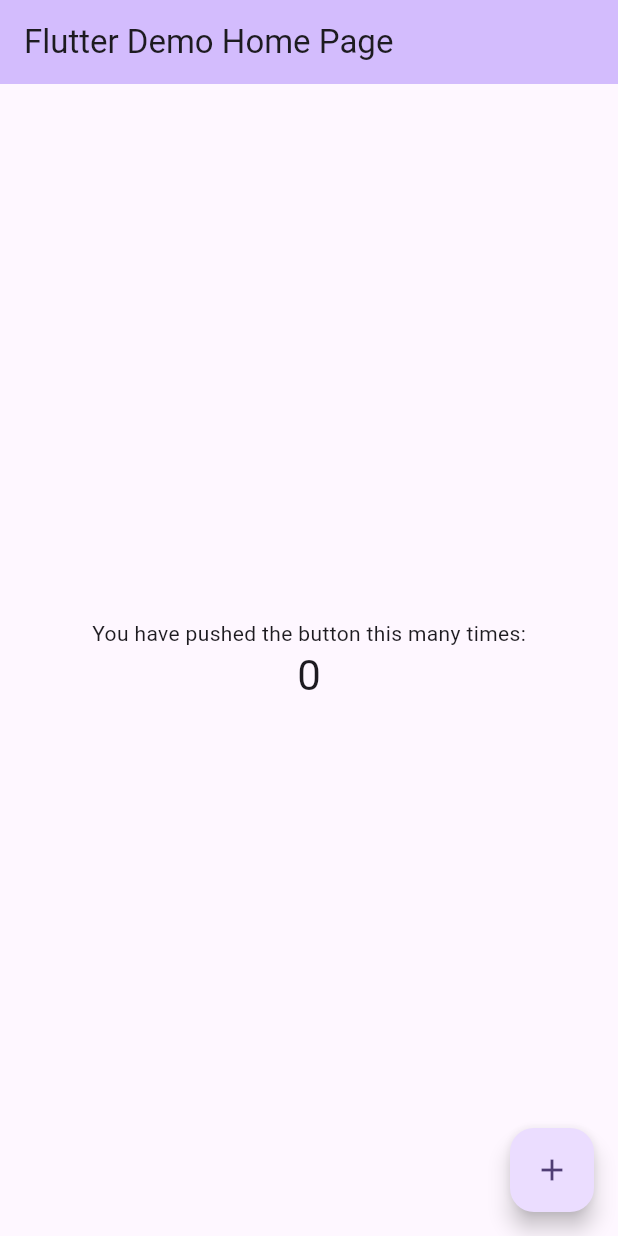
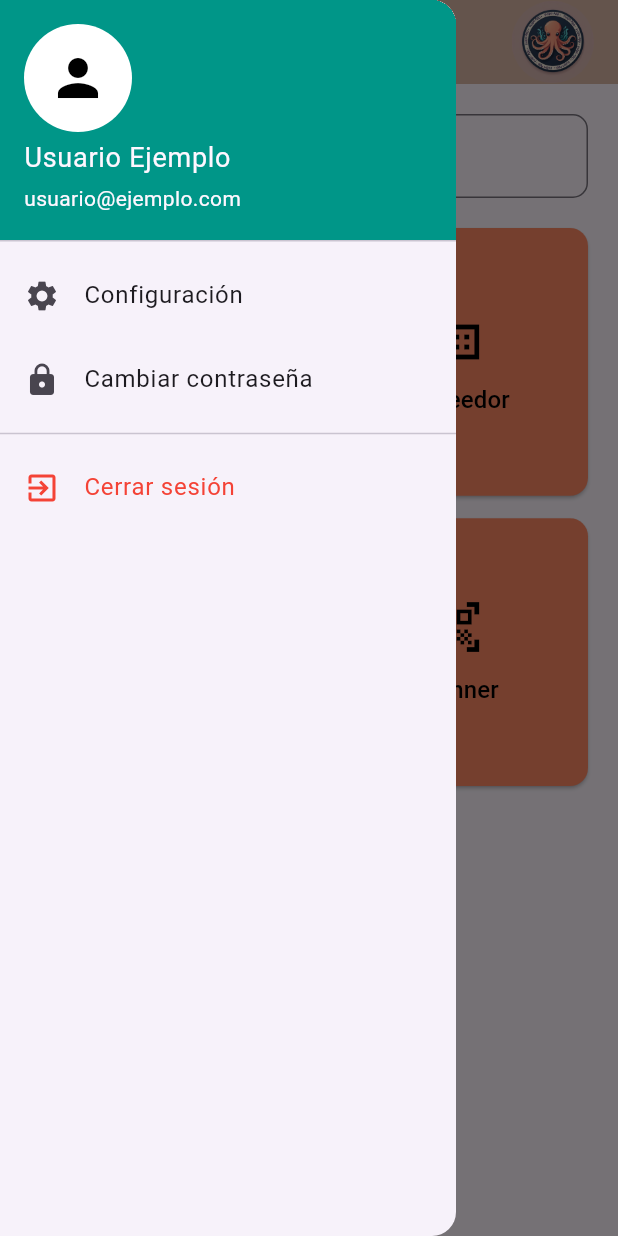
Before and after one commit to TaniaOliva/PulpoApp, a Flutter app: the screen it shows after launch, with the side drawer open (before the commit the screen has no drawer), on a phone screen of 412 x 824 dp. Run offline on Flutter 3.47's test engine with Material 3 defaults, Android fonts, the phone set to English and light mode, and no system bars; our stand-ins replace firebase_core; accounts and stored records are empty.

Commit message:
pagina principal

```diff
--- a/lib/main.dart
+++ b/lib/main.dart
@@ -1,110 +1,27 @@
 import 'package:flutter/material.dart';
+import 'package:firebase_core/firebase_core.dart';
+import 'package:flutter_pulpoapp/firebase/firebase_options.dart';
 
-void main() {
-  runApp(const MyApp());
+import 'package:flutter_pulpoapp/routes/app_router.dart';
+
+void main() async {
+  WidgetsFlutterBinding.ensureInitialized();
+  await Firebase.initializeApp(
+    options: DefaultFirebaseOptions.currentPlatform,
+  );
+
+  runApp(const PulpoApp());
 }
 
-class MyApp extends StatelessWidget {
-  const MyApp({super.key});
+class PulpoApp extends StatelessWidget {
+  const PulpoApp({super.key});
 
-  // This widget is the root of your application.
   @override
   Widget build(BuildContext context) {
     return MaterialApp(
-      title: 'Flutter Demo',
-      theme: ThemeData(
-        colorScheme: ColorScheme.fromSeed(seedColor: Colors.deepPurple),
-        useMaterial3: true,
-      ),
-      home: const MyHomePage(title: 'Flutter Demo Home Page'),
+      debugShowCheckedModeBanner: false,
+      initialRoute: '/',
+      onGenerateRoute: AppRouter.generateRoute,
     );
   }
 }
-
-class MyHomePage extends StatefulWidget {
-  const MyHomePage({super.key, required this.title});
-
-  // This widget is the home page of your application. It is stateful, meaning
-  // that it has a State object (defined below) that contains fields that affect
-  // how it looks.
-
-  // This class is the configuration for the state. It holds the values (in this
-  // case the title) provided by the parent (in this case the App widget) and
-  // used by the build method of the State. Fields in a Widget subclass are
-  // always marked "final".
-
-  final String title;
-
-  @override
-  State<MyHomePage> createState() => _MyHomePageState();
-}
-
-class _MyHomePageState extends State<MyHomePage> {
-  int _counter = 0;
-
-  void _incrementCounter() {
-    setState(() {
-      // This call to setState tells the Flutter framework that something has
-      // changed in this State, which causes it to rerun the build method below
-      // so that the display can reflect the updated values. If we changed
-      // _counter without calling setState(), then the build method would not be
-      // called again, and so nothing would appear to happen.
-      _counter++;
-    });
-  }
-
-  @override
-  Widget build(BuildContext context) {
-    // This method is rerun every time setState is called, for instance as done
-    // by the _incrementCounter method above.
-    //
-    // The Flutter framework has been optimized to make rerunning build methods
-    // fast, so that you can just rebuild anything that needs updating rather
-    // than having to individually change instances of widgets.
-    return Scaffold(
-      appBar: AppBar(
-        // TRY THIS: Try changing the color here to a specific color (to
-        // Colors.amber, perhaps?) and trigger a hot reload to see the AppBar
-        // change color while the other colors stay the same.
-        backgroundColor: Theme.of(context).colorScheme.inversePrimary,
-        // Here we take the value from the MyHomePage object that was created by
-        // the App.build method, and use it to set our appbar title.
-        title: Text(widget.title),
-      ),
-      body: Center(
-        // Center is a layout widget. It takes a single child and positions it
-        // in the middle of the parent.
-        child: Column(
-          // Column is also a layout widget. It takes a list of children and
-          // arranges them vertically. By default, it sizes itself to fit its
-          // children horizontally, and tries to be as tall as its parent.
-          //
-          // Column has various properties to control how it sizes itself and
-          // how it positions its children. Here we use mainAxisAlignment to
-          // center the children vertically; the main axis here is the vertical
-          // axis because Columns are vertical (the cross axis would be
-          // horizontal).
-          //
-          // TRY THIS: Invoke "debug painting" (choose the "Toggle Debug Paint"
-          // action in the IDE, or press "p" in the console), to see the
-          // wireframe for each widget.
-          mainAxisAlignment: MainAxisAlignment.center,
-          children: <Widget>[
-            const Text(
-              'You have pushed the button this many times:',
-            ),
-            Text(
-              '$_counter',
-              style: Theme.of(context).textTheme.headlineMedium,
-            ),
-          ],
-        ),
-      ),
-      floatingActionButton: FloatingActionButton(
-        onPressed: _incrementCounter,
-        tooltip: 'Increment',
-        child: const Icon(Icons.add),
-      ), // This trailing comma makes auto-formatting nicer for build methods.
-    );
-  }
-}
--- /dev/null
+++ b/lib/pages/home_page.dart
@@ -0,0 +1,140 @@
+import 'package:flutter/material.dart';
+import 'package:flutter_pulpoapp/widgets/drawer.dart';
+import 'package:flutter_pulpoapp/pages/inventory_page.dart';
+import 'package:flutter_pulpoapp/pages/provider_page.dart';
+import 'package:flutter_pulpoapp/pages/out_of_stock_page.dart';
+import 'package:flutter_pulpoapp/pages/scanner_page.dart';
+
+class HomePage extends StatelessWidget {
+  const HomePage({super.key});
+
+  @override
+  Widget build(BuildContext context) {
+    return Scaffold(
+      appBar: AppBar(
+        backgroundColor: const Color(0xFFD9B7A5), // Color del encabezado
+        title: Row(
+          mainAxisAlignment: MainAxisAlignment.spaceBetween,
+          children: [
+            const Text(
+              "PULPO APP",
+              style: TextStyle(
+                fontWeight: FontWeight.bold,
+                fontSize: 20,
+                color: Colors.black,
+              ),
+            ),
+            ClipRRect(
+              borderRadius: BorderRadius.circular(30),
+              child: Image.asset(
+                'assets/images/logo.png', // Asegúrate de colocar el logo en assets
+                width: 55,
+                height: 55,
+                fit: BoxFit.cover,
+              ),
+            ),
+          ],
+        ),
+      ),
+      drawer: const AppDrawer(), // Menú lateral
+      body: Padding(
+        padding: const EdgeInsets.all(20.0),
+        child: Column(
+          crossAxisAlignment: CrossAxisAlignment.center,
+          children: [
+            // Barra de búsqueda
+            TextField(
+              decoration: InputDecoration(
+                hintText: "Buscar...",
+                prefixIcon: const Icon(Icons.search),
+                border: OutlineInputBorder(
+                  borderRadius: BorderRadius.circular(10),
+                ),
+              ),
+            ),
+            const SizedBox(height: 20),
+
+            // Botones organizados en un Grid
+            Expanded(
+              child: GridView.count(
+                crossAxisCount: 2,
+                crossAxisSpacing: 15,
+                mainAxisSpacing: 15,
+                children: [
+                  _HomeButton(
+                    icon: Icons.inventory,
+                    text: "Inventario",
+                    onTap: () => Navigator.push(
+                      context,
+                      MaterialPageRoute(
+                          builder: (context) => const InventoryPage()),
+                    ),
+                  ),
+                  _HomeButton(
+                    icon: Icons.business,
+                    text: "Proveedor",
+                    onTap: () => Navigator.push(
+                      context,
+                      MaterialPageRoute(
+                          builder: (context) => const ProviderPage()),
+                    ),
+                  ),
+                  _HomeButton(
+                    icon: Icons.warning,
+                    text: "Sin stock",
+                    onTap: () => Navigator.push(
+                      context,
+                      MaterialPageRoute(
+                          builder: (context) => const OutOfStockPage()),
+                    ),
+                  ),
+                  _HomeButton(
+                    icon: Icons.qr_code_scanner,
+                    text: "Scanner",
+                    onTap: () => Navigator.push(
+                      context,
+                      MaterialPageRoute(
+                          builder: (context) => const ScannerPage()),
+                    ),
+                  ),
+                ],
+              ),
+            ),
+          ],
+        ),
+      ),
+    );
+  }
+}
+
+// Widget de botón reutilizable con navegación
+class _HomeButton extends StatelessWidget {
+  final IconData icon;
+  final String text;
+  final VoidCallback onTap;
+
+  const _HomeButton(
+      {required this.icon, required this.text, required this.onTap});
+
+  @override
+  Widget build(BuildContext context) {
+    return ElevatedButton(
+      style: ElevatedButton.styleFrom(
+        backgroundColor: Colors.deepOrange[300],
+        padding: const EdgeInsets.all(20),
+        shape: RoundedRectangleBorder(
+          borderRadius: BorderRadius.circular(12),
+        ),
+      ),
+      onPressed: onTap, // Ahora cada botón tiene su propia acción de navegación
+      child: Column(
+        mainAxisAlignment: MainAxisAlignment.center,
+        children: [
+          Icon(icon, size: 40, color: Colors.black),
+          const SizedBox(height: 10),
+          Text(text, style: const TextStyle(color: Colors.black, fontSize: 16)),
+        ],
+      ),
+    );
+  }
+}
--- /dev/null
+++ b/lib/pages/inventory_page.dart
@@ -0,0 +1,13 @@
+import 'package:flutter/material.dart';
+
+class InventoryPage extends StatelessWidget {
+  const InventoryPage({super.key});
+
+  @override
+  Widget build(BuildContext context) {
+    return Scaffold(
+      appBar: AppBar(title: const Text("Inventario")),
+      body: const Center(child: Text("Aquí va el inventario")),
+    );
+  }
+}
--- /dev/null
+++ b/lib/pages/out_of_stock_page.dart
@@ -0,0 +1,13 @@
+import 'package:flutter/material.dart';
+
+class OutOfStockPage extends StatelessWidget {
+  const OutOfStockPage({super.key});
+
+  @override
+  Widget build(BuildContext context) {
+    return Scaffold(
+      appBar: AppBar(title: const Text("Inventario")),
+      body: const Center(child: Text("Aquí va el inventario")),
+    );
+  }
+}
--- /dev/null
+++ b/lib/pages/provider_page.dart
@@ -0,0 +1,13 @@
+import 'package:flutter/material.dart';
+
+class ProviderPage extends StatelessWidget {
+  const ProviderPage({super.key});
+
+  @override
+  Widget build(BuildContext context) {
+    return Scaffold(
+      appBar: AppBar(title: const Text("Inventario")),
+      body: const Center(child: Text("Aquí va el inventario")),
+    );
+  }
+}
--- /dev/null
+++ b/lib/pages/scanner_page.dart
@@ -0,0 +1,13 @@
+import 'package:flutter/material.dart';
+
+class ScannerPage extends StatelessWidget {
+  const ScannerPage({super.key});
+
+  @override
+  Widget build(BuildContext context) {
+    return Scaffold(
+      appBar: AppBar(title: const Text("Inventario")),
+      body: const Center(child: Text("Aquí va el inventario")),
+    );
+  }
+}
--- /dev/null
+++ b/lib/providers/auth_provider.dart
@@ -0,0 +1,18 @@
+import 'package:flutter/material.dart';
+
+class AuthProvider with ChangeNotifier {
+  // Datos de ejemplo
+  String _userName = "Usuario Ejemplo";
+  String _userEmail = "usuario@example.com";
+
+  String get userName => _userName;
+  String get userEmail => _userEmail;
+
+  // Aquí en el futuro se conectará Firebase
+  void loadUserData() {
+    // Simulación de carga de datos de Firebase
+    _userName = "Nombre Firebase";
+    _userEmail = "correo@firebase.com";
+    notifyListeners();
+  }
+}
--- /dev/null
+++ b/lib/routes/app_router.dart
@@ -0,0 +1,20 @@
+import 'package:flutter/material.dart';
+import 'package:flutter_pulpoapp/pages/home_page.dart';
+import 'package:flutter_pulpoapp/pages/inventory_page.dart';
+
+class AppRouter {
+  static Route<dynamic> generateRoute(RouteSettings settings) {
+    switch (settings.name) {
+      case '/':
+        return MaterialPageRoute(builder: (_) => const HomePage());
+      case '/inventory':
+        return MaterialPageRoute(builder: (_) => const InventoryPage());
+      default:
+        return MaterialPageRoute(
+          builder: (_) => const Scaffold(
+            body: Center(child: Text('Página no encontrada')),
+          ),
+        );
+    }
+  }
+}
--- /dev/null
+++ b/lib/widgets/drawer.dart
@@ -0,0 +1,49 @@
+import 'package:flutter/material.dart';
+
+class AppDrawer extends StatelessWidget {
+  const AppDrawer({super.key});
+
+  @override
+  Widget build(BuildContext context) {
+    // Datos de ejemplo (luego se reemplazan con datos de Firebase)
+    const String userName = "Usuario Ejemplo";
+    const String userEmail = "usuario@ejemplo.com";
+
+    return Drawer(
+      child: Column(
+        children: [
+          const UserAccountsDrawerHeader(
+            decoration: BoxDecoration(
+              color: Colors.teal, // Color de fondo
+            ),
+            currentAccountPicture: CircleAvatar(
+              backgroundColor: Colors.white,
+              child: Icon(Icons.person, size: 40, color: Colors.black),
+            ),
+            accountName: Text(userName, style: TextStyle(fontSize: 18)),
+            accountEmail: Text(userEmail),
+          ),
+          ListTile(
+            leading: const Icon(Icons.settings),
+            title: const Text("Configuración"),
+            onTap: () {},
+          ),
+          ListTile(
+            leading: const Icon(Icons.lock),
+            title: const Text("Cambiar contraseña"),
+            onTap: () {},
+          ),
+          const Divider(),
+          ListTile(
+            leading: const Icon(Icons.exit_to_app, color: Colors.red),
+            title: const Text("Cerrar sesión",
+                style: TextStyle(color: Colors.red)),
+            onTap: () {
+              // Aquí irá la lógica de cierre de sesión con Firebase
+            },
+          ),
+        ],
+      ),
+    );
+  }
+}
```
Also changed, not shown: pubspec.yaml (+11 -67 lines), assets/images/logo.png (added), firebase.json (added), lib/firebase/firebase_options.dart (added), lib/theme/app_theme.dart (added), lib/widgets/custom_app_bar.dart (added), pubspec.lock, 324 other files.
